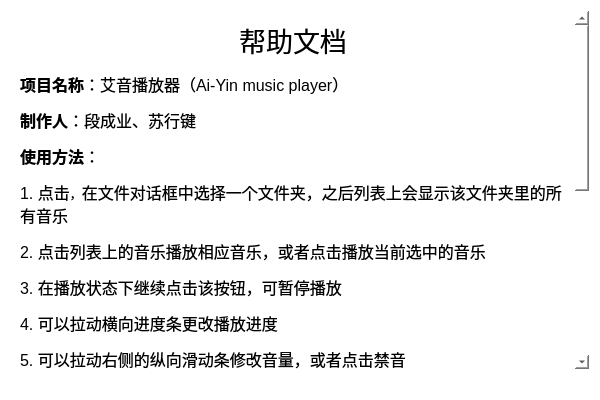
First picture: the form in MusicPlayer/helpdialog.ui, repository cyduan/Ai-Yin-Music-Player, before the edit.
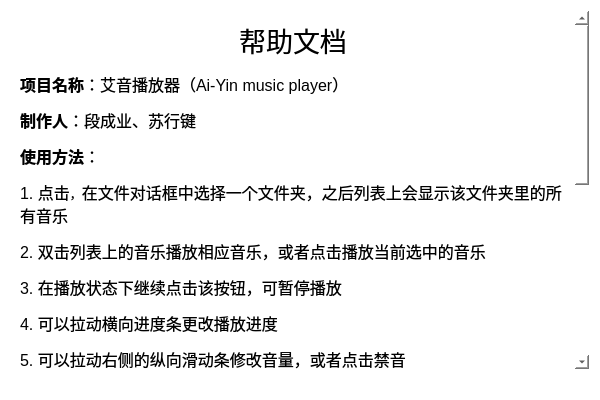
Second picture: the form after the edit. Icons and pictures are not drawn.

Commit message: 最后修改

Patch:
```diff
--- a/MusicPlayer/helpdialog.ui
+++ b/MusicPlayer/helpdialog.ui
@@ -46,8 +46,8 @@
        <rect>
         <x>0</x>
         <y>0</y>
-        <width>578</width>
-        <height>574</height>
+        <width>560</width>
+        <height>594</height>
        </rect>
       </property>
       <property name="sizePolicy">
@@ -66,7 +66,7 @@
           </sizepolicy>
          </property>
          <property name="text">
-          <string>&lt;html&gt;&lt;head/&gt;&lt;body&gt;&lt;p align=&quot;center&quot;&gt;&lt;span style=&quot; font-size:20pt;&quot;&gt;帮助文档&lt;/span&gt;&lt;/p&gt;&lt;p&gt;&lt;span style=&quot; font-size:12pt; font-weight:700;&quot;&gt;项目名称&lt;/span&gt;&lt;span style=&quot; font-size:12pt;&quot;&gt;：艾音播放器（Ai-Yin music player）&lt;/span&gt;&lt;/p&gt;&lt;p&gt;&lt;span style=&quot; font-size:12pt; font-weight:700;&quot;&gt;制作人&lt;/span&gt;&lt;span style=&quot; font-size:12pt;&quot;&gt;：段成业、苏行键&lt;/span&gt;&lt;/p&gt;&lt;p&gt;&lt;span style=&quot; font-size:12pt; font-weight:700;&quot;&gt;使用方法&lt;/span&gt;&lt;span style=&quot; font-size:12pt;&quot;&gt;：&lt;/span&gt;&lt;/p&gt;&lt;p&gt;&lt;span style=&quot; font-size:12pt;&quot;&gt;1. 点击&lt;/span&gt;&lt;img src=&quot;:/new/prefix1/icons/add.png&quot; width=&quot;20&quot; height=&quot;20&quot;/&gt;，&lt;span style=&quot; font-size:12pt;&quot;&gt;在文件对话框中选择一个文件夹，之后列表上会显示该文件夹里的所有音乐&lt;/span&gt;&lt;/p&gt;&lt;p&gt;&lt;span style=&quot; font-size:12pt;&quot;&gt;2. 点击列表上的音乐播放相应音乐，或者点击&lt;/span&gt;&lt;img src=&quot;:/new/prefix1/icons/play.png&quot; width=&quot;20&quot; height=&quot;20&quot;/&gt;&lt;span style=&quot; font-size:12pt;&quot;&gt;播放当前选中的音乐&lt;/span&gt;&lt;/p&gt;&lt;p&gt;&lt;span style=&quot; font-size:12pt;&quot;&gt;3. 在&lt;/span&gt;&lt;img src=&quot;:/new/prefix1/icons/suspend.png&quot; width=&quot;20&quot; height=&quot;20&quot;/&gt;&lt;span style=&quot; font-size:12pt;&quot;&gt;播放状态下继续点击该按钮，可暂停播放&lt;/span&gt;&lt;/p&gt;&lt;p&gt;&lt;span style=&quot; font-size:12pt;&quot;&gt;4. 可以拉动横向进度条更改播放进度&lt;/span&gt;&lt;/p&gt;&lt;p&gt;&lt;span style=&quot; font-size:12pt;&quot;&gt;5. 可以拉动右侧的纵向滑动条修改音量，或者点击&lt;/span&gt;&lt;img src=&quot;:/new/prefix1/icons/sound.png&quot; width=&quot;20&quot; height=&quot;20&quot;/&gt;&lt;span style=&quot; font-size:12pt;&quot;&gt;禁音&lt;/span&gt;&lt;/p&gt;&lt;p&gt;&lt;span style=&quot; font-size:12pt;&quot;&gt;6. 点击&lt;/span&gt;&lt;img src=&quot;:/new/prefix1/icons/delete.png&quot; width=&quot;20&quot; height=&quot;20&quot;/&gt;&lt;span style=&quot; font-size:12pt;&quot;&gt;可删掉不喜欢的音乐&lt;/span&gt;&lt;/p&gt;&lt;p&gt;&lt;span style=&quot; font-size:12pt;&quot;&gt;7. 点击&lt;/span&gt;&lt;img src=&quot;:/new/prefix1/icons/listCirculation.png&quot; width=&quot;20&quot; height=&quot;20&quot;/&gt;&lt;span style=&quot; font-size:12pt;&quot;&gt;可更改播放模式，可选的模式有列表循环（默认）、单曲循环和随机播放&lt;/span&gt;&lt;/p&gt;&lt;p&gt;&lt;br/&gt;&lt;/p&gt;&lt;p&gt;&lt;span style=&quot; font-size:12pt; font-weight:700;&quot;&gt;注意事项：&lt;/span&gt;&lt;/p&gt;&lt;p&gt;&lt;span style=&quot; font-size:12pt;&quot;&gt;1. 在某些设备上（比如有些Windows操作系统的电脑），会因为编码问题而导致无法播放含有&lt;/span&gt;&lt;span style=&quot; font-size:12pt; font-weight:700;&quot;&gt;中文路径&lt;/span&gt;&lt;span style=&quot; font-size:12pt;&quot;&gt;的音乐，进而导致一些bug的发生&lt;/span&gt;&lt;/p&gt;&lt;p&gt;&lt;span style=&quot; font-size:12pt;&quot;&gt;2. ……&lt;/span&gt;&lt;/p&gt;&lt;p&gt;&lt;br/&gt;&lt;/p&gt;&lt;p&gt;&lt;br/&gt;&lt;/p&gt;&lt;/body&gt;&lt;/html&gt;</string>
+          <string>&lt;html&gt;&lt;head/&gt;&lt;body&gt;&lt;p align=&quot;center&quot;&gt;&lt;span style=&quot; font-size:20pt;&quot;&gt;帮助文档&lt;/span&gt;&lt;/p&gt;&lt;p&gt;&lt;span style=&quot; font-size:12pt; font-weight:700;&quot;&gt;项目名称&lt;/span&gt;&lt;span style=&quot; font-size:12pt;&quot;&gt;：艾音播放器（Ai-Yin music player）&lt;/span&gt;&lt;/p&gt;&lt;p&gt;&lt;span style=&quot; font-size:12pt; font-weight:700;&quot;&gt;制作人&lt;/span&gt;&lt;span style=&quot; font-size:12pt;&quot;&gt;：段成业、苏行键&lt;/span&gt;&lt;/p&gt;&lt;p&gt;&lt;span style=&quot; font-size:12pt; font-weight:700;&quot;&gt;使用方法&lt;/span&gt;&lt;span style=&quot; font-size:12pt;&quot;&gt;：&lt;/span&gt;&lt;/p&gt;&lt;p&gt;&lt;span style=&quot; font-size:12pt;&quot;&gt;1. 点击&lt;/span&gt;&lt;img src=&quot;:/new/prefix1/icons/add.png&quot; width=&quot;20&quot; height=&quot;20&quot;/&gt;，&lt;span style=&quot; font-size:12pt;&quot;&gt;在文件对话框中选择一个文件夹，之后列表上会显示该文件夹里的所有音乐&lt;/span&gt;&lt;/p&gt;&lt;p&gt;&lt;span style=&quot; font-size:12pt;&quot;&gt;2. 双击列表上的音乐播放相应音乐，或者点击&lt;/span&gt;&lt;img src=&quot;:/new/prefix1/icons/play.png&quot; width=&quot;20&quot; height=&quot;20&quot;/&gt;&lt;span style=&quot; font-size:12pt;&quot;&gt;播放当前选中的音乐&lt;/span&gt;&lt;/p&gt;&lt;p&gt;&lt;span style=&quot; font-size:12pt;&quot;&gt;3. 在&lt;/span&gt;&lt;img src=&quot;:/new/prefix1/icons/suspend.png&quot; width=&quot;20&quot; height=&quot;20&quot;/&gt;&lt;span style=&quot; font-size:12pt;&quot;&gt;播放状态下继续点击该按钮，可暂停播放&lt;/span&gt;&lt;/p&gt;&lt;p&gt;&lt;span style=&quot; font-size:12pt;&quot;&gt;4. 可以拉动横向进度条更改播放进度&lt;/span&gt;&lt;/p&gt;&lt;p&gt;&lt;span style=&quot; font-size:12pt;&quot;&gt;5. 可以拉动右侧的纵向滑动条修改音量，或者点击&lt;/span&gt;&lt;img src=&quot;:/new/prefix1/icons/sound.png&quot; width=&quot;20&quot; height=&quot;20&quot;/&gt;&lt;span style=&quot; font-size:12pt;&quot;&gt;禁音&lt;/span&gt;&lt;/p&gt;&lt;p&gt;&lt;span style=&quot; font-size:12pt;&quot;&gt;6. 点击&lt;/span&gt;&lt;img src=&quot;:/new/prefix1/icons/delete.png&quot; width=&quot;20&quot; height=&quot;20&quot;/&gt;&lt;span style=&quot; font-size:12pt;&quot;&gt;可删掉不喜欢的音乐&lt;/span&gt;&lt;/p&gt;&lt;p&gt;&lt;span style=&quot; font-size:12pt;&quot;&gt;7. 点击&lt;/span&gt;&lt;img src=&quot;:/new/prefix1/icons/listCirculation.png&quot; width=&quot;20&quot; height=&quot;20&quot;/&gt;&lt;span style=&quot; font-size:12pt;&quot;&gt;可更改播放模式，可选的模式有列表循环（默认）、单曲循环和随机播放&lt;/span&gt;&lt;/p&gt;&lt;p&gt;&lt;br/&gt;&lt;/p&gt;&lt;p&gt;&lt;span style=&quot; font-size:12pt; font-weight:700;&quot;&gt;注意事项：&lt;/span&gt;&lt;/p&gt;&lt;p&gt;&lt;span style=&quot; font-size:12pt;&quot;&gt;1.在某些设备上（比如有些Windows操作系统的电脑），会因为编码问题而导致无法播放含有&lt;/span&gt;&lt;span style=&quot; font-size:12pt; font-weight:700;&quot;&gt;中文路径&lt;/span&gt;&lt;span style=&quot; font-size:12pt;&quot;&gt;的音乐，进而导致一些bug的发生&lt;/span&gt;&lt;/p&gt;&lt;p&gt;&lt;span style=&quot; font-size:12pt;&quot;&gt;2.由于某些原因，部分flac格式的大文件无法流畅播放，播放时会出现卡顿，请尽量使用mp3格式或wav格式，敬请谅解！&lt;/span&gt;&lt;/p&gt;&lt;p&gt;&lt;br/&gt;&lt;/p&gt;&lt;p&gt;&lt;br/&gt;&lt;/p&gt;&lt;/body&gt;&lt;/html&gt;</string>
          </property>
          <property name="wordWrap">
           <bool>true</bool>
```
Left out of the diff: 6 changed lines with no effect on the pictures. The commit also changes 2 other files.
